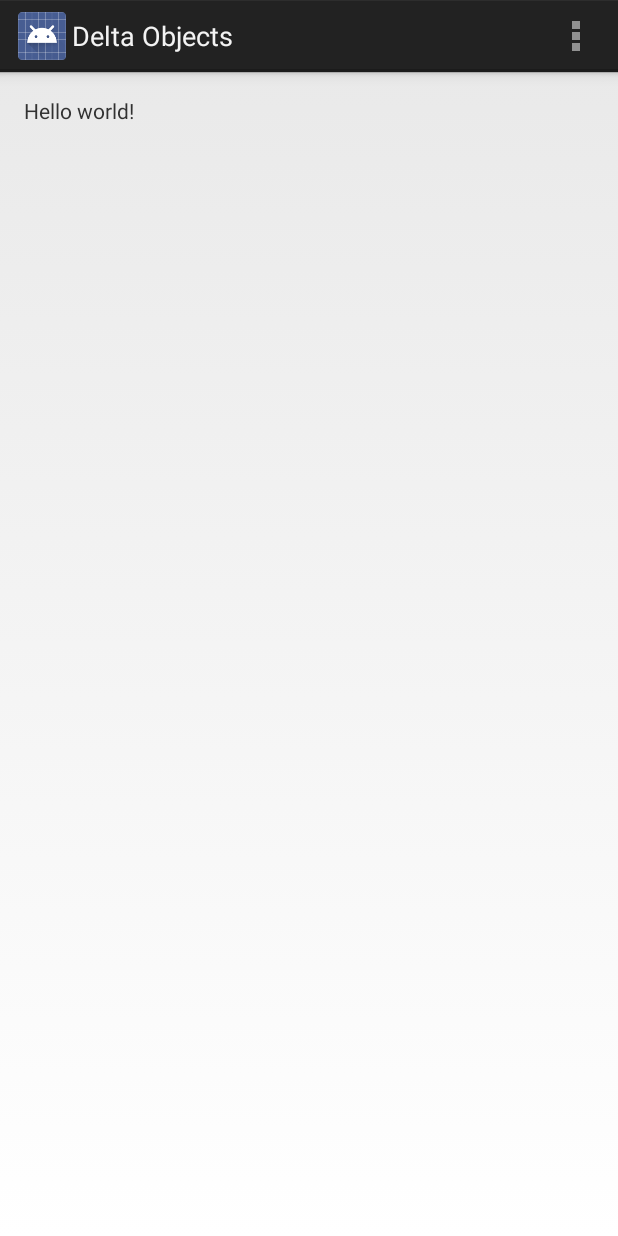
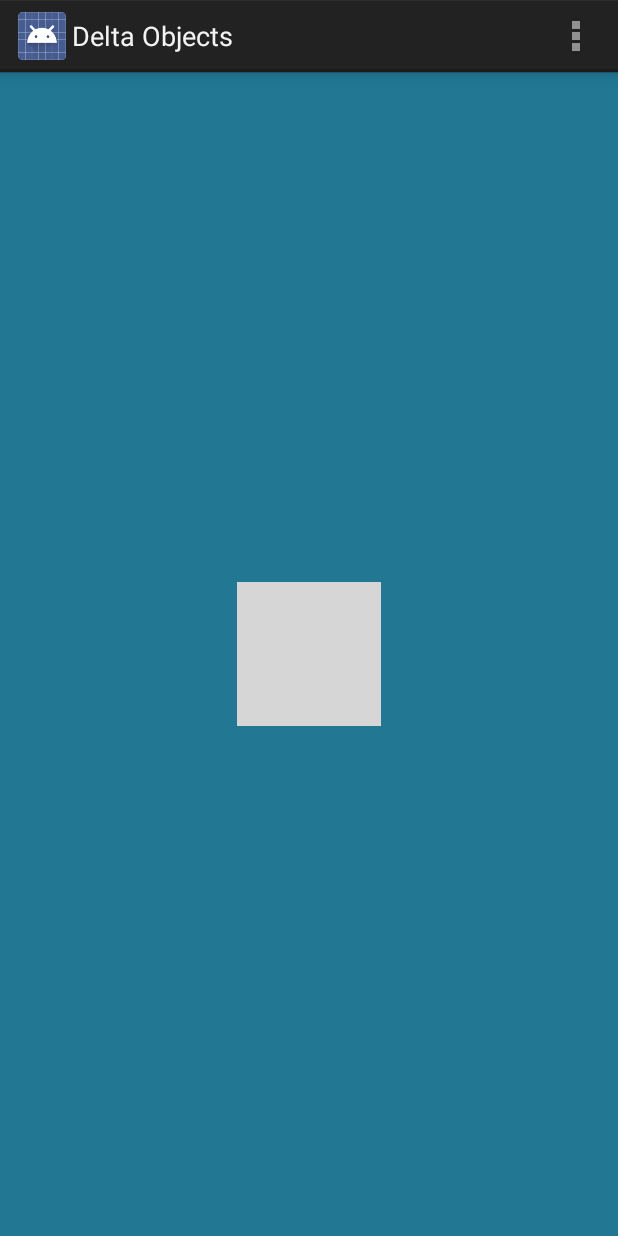
Before and after one commit to vidadex/5-delta-objects, an Android app: the screen it shows after launch (ObjectActivity), on a phone screen of 412 x 824 dp. Run offline under Robolectric (Android 15) with nearby library versions, the phone set to English and light mode, and no system bars; grey boxes are pictures that could not be loaded.

Commit message:
Fix for layout branding

```diff
--- a/objects/src/main/res/layout/activity_object.xml
+++ b/objects/src/main/res/layout/activity_object.xml
@@ -2,14 +2,16 @@
     xmlns:tools="http://schemas.android.com/tools"
     android:layout_width="match_parent"
     android:layout_height="match_parent"
+    android:background="#227793"
     android:paddingLeft="@dimen/activity_horizontal_margin"
     android:paddingRight="@dimen/activity_horizontal_margin"
     android:paddingTop="@dimen/activity_vertical_margin"
     android:paddingBottom="@dimen/activity_vertical_margin"
-    tools:context="com.delta.objects.ObjectActivity">
+    tools:context="com.delta.abstraction.AbstractionActivity">
 
-    <TextView
-        android:text="@string/hello_world"
+    <ImageView
+        android:layout_centerInParent="true"
+        android:src="@drawable/delta"
         android:layout_width="wrap_content"
         android:layout_height="wrap_content" />
 
```
